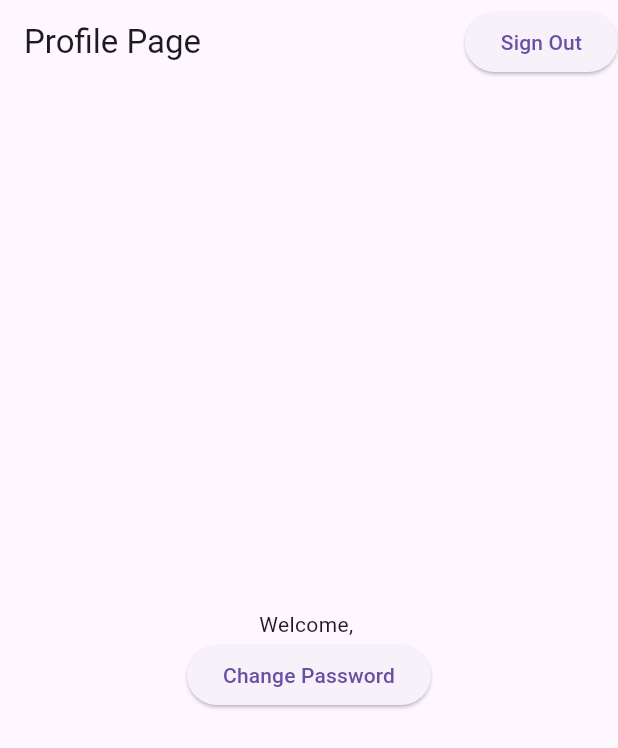
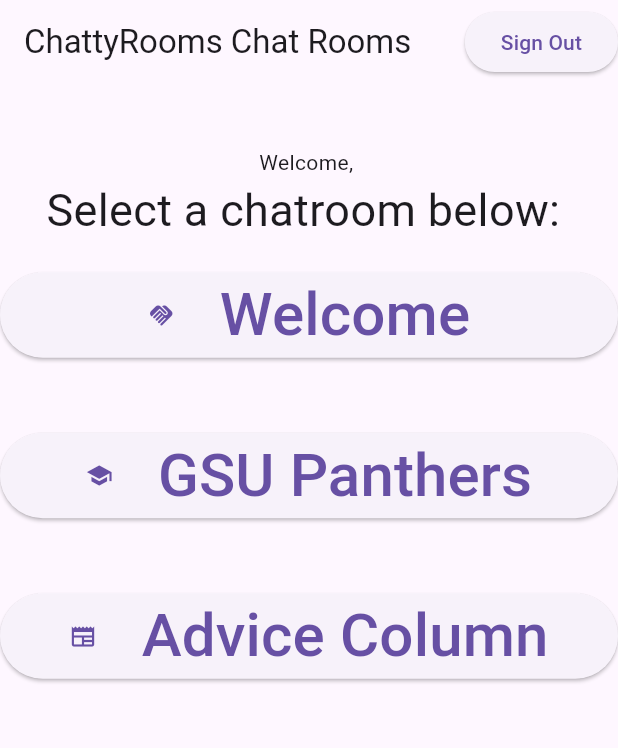
Before and after one commit to mnewby4/hw04, a Flutter app: the HomePage screen opened directly with empty values, on a phone screen of 412 x 824 dp. Shown: the top 748 px of the screen. Run offline on Flutter 3.47's test engine with Material 3 defaults, Android fonts, the phone set to English and light mode, and no system bars; our stand-ins replace cloud_firestore, firebase_auth, firebase_core; accounts and stored records are empty.

Commit message:
Added chatroom list with icons

```diff
--- a/lib/home.dart
+++ b/lib/home.dart
@@ -17,10 +17,11 @@ class _HomeState extends State<HomePage> {
   User? user = FirebaseAuth.instance.currentUser;
   final TextEditingController _changedController = TextEditingController();
   final GlobalKey<FormState> _changedKey = GlobalKey<FormState>();
-  Widget _welcomeInfo() {
-    return Text("Welcome, ${user!.email}");
-  }
-  Widget _passButton() {
+
+  final List<String> chatRooms = ["Welcome", "GSU Panthers", "Advice Column"];
+  final List<Icon> chatIcons = [Icon(Icons.handshake), Icon(Icons.school), Icon(Icons.newspaper)];
+
+  /*Widget _passButton() {
     return ElevatedButton(
       onPressed: () => _changePassword(),
       child: Text("Change Password"),
@@ -66,7 +67,7 @@ class _HomeState extends State<HomePage> {
         );
       },
     );
-  }
+  }*/
 
   void _signOut() async {
     await widget.auth.signOut();
@@ -81,11 +82,15 @@ class _HomeState extends State<HomePage> {
     );
   }
 
+  void _enterChatRoom(String currentRoom) {
+    print(currentRoom);
+  }
+
   @override
   Widget build(BuildContext context) {
     return Scaffold(
       appBar: AppBar(
-        title: Text("Profile Page"),
+        title: Text("ChattyRooms Chat Rooms"),
         actions: <Widget>[
           // Sign out Button
           ElevatedButton(
@@ -100,8 +105,41 @@ class _HomeState extends State<HomePage> {
         child: Column(
           mainAxisAlignment: MainAxisAlignment.center,
           children: <Widget>[
-            _welcomeInfo(),
-            _passButton(),
+            Text("Welcome, ${user!.email}"),
+            Text(
+              "Select a chatroom below: ",
+              style: TextStyle(
+                fontSize: 30,
+              ),
+            ),
+            SizedBox(height: 20),
+            Container(
+              height: 600,
+              child: ListView.builder(
+                itemCount: chatRooms.length,
+                itemBuilder: (context, index) {
+                  return Column(
+                    children: <Widget>[
+                      ElevatedButton(
+                        onPressed: () => _enterChatRoom(chatRooms[index]),
+                        child: Row(
+                          mainAxisAlignment: MainAxisAlignment.center,
+                          children: [
+                            SizedBox(
+                              child: chatIcons[index]
+                            ),
+                            SizedBox(width: 30),
+                            Text(chatRooms[index], style: TextStyle(fontSize: 40)),
+                          ],
+                        ),
+                      ),
+                      SizedBox(height: 50),
+                    ],
+                  );
+                },
+              ),
+            ),
+            //_passButton(),
           ],
         ),
       ),
```
